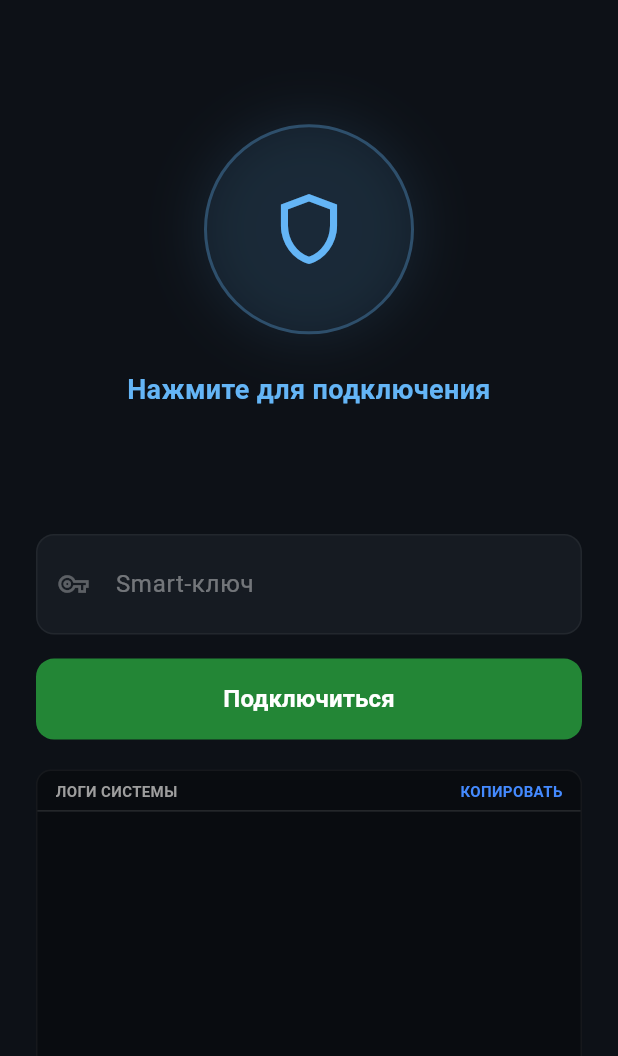
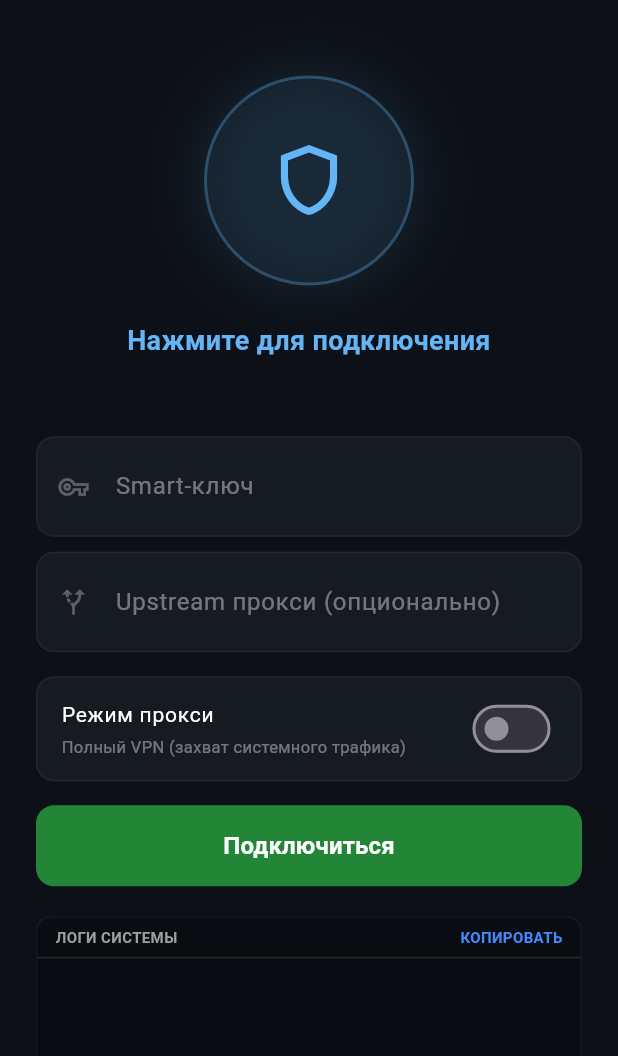
Before and after one commit to Volfheim/bipbop, a Flutter app: the screen it shows after launch, on a phone screen of 412 x 824 dp, the part 80-1136 px from its top. Run offline on Flutter 3.47's test engine with Material 3 defaults, Android fonts, the phone set to English and light mode, and no system bars; our stand-ins replace shared_preferences.

Commit message:
Add_upstream_proxy_and_fix_stability

```diff
--- a/bipbop-android/lib/main.dart
+++ b/bipbop-android/lib/main.dart
@@ -38,11 +38,13 @@ class _VPNScreenState extends State<VPNScreen> with SingleTickerProviderStateMix
   static const platform = MethodChannel('com.volfheim.bipbop/vpn');
 
   final TextEditingController _keyController = TextEditingController();
+  final TextEditingController _upstreamController = TextEditingController();
   VPNState _vpnState = VPNState.disconnected;
   String _statusMessage = 'Нажмите для подключения';
   late AnimationController _pulseController;
   final List<String> _logs = [];
   final ScrollController _logScrollController = ScrollController();
+  bool _proxyMode = false;
 
   @override
   void initState() {
@@ -59,6 +61,7 @@ class _VPNScreenState extends State<VPNScreen> with SingleTickerProviderStateMix
   void dispose() {
     _pulseController.dispose();
     _keyController.dispose();
+    _upstreamController.dispose();
     _logScrollController.dispose();
     super.dispose();
   }
@@ -67,6 +70,8 @@ class _VPNScreenState extends State<VPNScreen> with SingleTickerProviderStateMix
     final prefs = await SharedPreferences.getInstance();
     setState(() {
       _keyController.text = prefs.getString('smart_key') ?? '';
+      _proxyMode = prefs.getBool('proxy_mode') ?? false;
+      _upstreamController.text = prefs.getString('upstream_proxy') ?? '';
     });
   }
 
@@ -161,8 +166,12 @@ class _VPNScreenState extends State<VPNScreen> with SingleTickerProviderStateMix
       });
 
       try {
+        final prefs = await SharedPreferences.getInstance();
+        await prefs.setString('upstream_proxy', _upstreamController.text.trim());
         await platform.invokeMethod('startVpn', {
           'smartKey': _keyController.text.trim(),
+          'proxyOnly': _proxyMode,
+          'upstreamProxy': _upstreamController.text.trim(),
         });
       } on PlatformException catch (e) {
         _updateState('error');
@@ -314,6 +323,61 @@ class _VPNScreenState extends State<VPNScreen> with SingleTickerProviderStateMix
                   enabled: _vpnState == VPNState.disconnected,
                 ),
               ),
+              const SizedBox(height: 10),
+
+              // Upstream Proxy Input
+              Container(
+                decoration: BoxDecoration(
+                  color: const Color(0xFF161B22),
+                  borderRadius: BorderRadius.circular(12),
+                  border: Border.all(color: Colors.white.withOpacity(0.05)),
+                ),
+                child: TextField(
+                  controller: _upstreamController,
+                  style: const TextStyle(color: Colors.white, fontSize: 14),
+                  decoration: InputDecoration(
+                    labelText: 'Upstream прокси (опционально)',
+                    hintText: '127.0.0.1:10808',
+                    hintStyle: TextStyle(color: Colors.white.withOpacity(0.15)),
+                    labelStyle: TextStyle(color: Colors.white.withOpacity(0.4)),
+                    border: InputBorder.none,
+                    contentPadding: const EdgeInsets.symmetric(horizontal: 16, vertical: 14),
+                    prefixIcon: Icon(Icons.alt_route, size: 20, color: Colors.white.withOpacity(0.3)),
+                  ),
+                  enabled: _vpnState == VPNState.disconnected,
+                ),
+              ),
+
+              const SizedBox(height: 16),
+
+              // Proxy Mode Toggle
+              Container(
+                decoration: BoxDecoration(
+                  color: const Color(0xFF161B22),
+                  borderRadius: BorderRadius.circular(12),
+                  border: Border.all(color: Colors.white.withOpacity(0.05)),
+                ),
+                child: SwitchListTile(
+                  title: const Text('Режим прокси', style: TextStyle(color: Colors.white, fontSize: 14)),
+                  subtitle: Text(
+                    _proxyMode
+                        ? 'SOCKS5 → 127.0.0.1:13349 (не занимает VPN-слот)'
+                        : 'Полный VPN (захват системного трафика)',
+                    style: TextStyle(color: Colors.white.withOpacity(0.4), fontSize: 11),
+                  ),
+                  value: _proxyMode,
+                  onChanged: _vpnState == VPNState.disconnected
+                      ? (val) async {
+                          setState(() => _proxyMode = val);
+                          final prefs = await SharedPreferences.getInstance();
+                          await prefs.setBool('proxy_mode', val);
+                        }
+                      : null,
+                  activeColor: const Color(0xFF64B5F6),
+                  dense: true,
+                  contentPadding: const EdgeInsets.symmetric(horizontal: 16, vertical: 2),
+                ),
+              ),
 
               const SizedBox(height: 16),
 
@@ -330,7 +394,9 @@ class _VPNScreenState extends State<VPNScreen> with SingleTickerProviderStateMix
                     elevation: 0,
                   ),
                   child: Text(
-                    _vpnState == VPNState.disconnected ? 'Подключиться' : 'Отключить',
+                    _vpnState == VPNState.disconnected
+                        ? (_proxyMode ? 'Запустить прокси' : 'Подключиться')
+                        : 'Отключить',
                     style: const TextStyle(fontSize: 16, fontWeight: FontWeight.bold, color: Colors.white),
                   ),
                 ),
```
Also changed, not shown: 11 other files.
